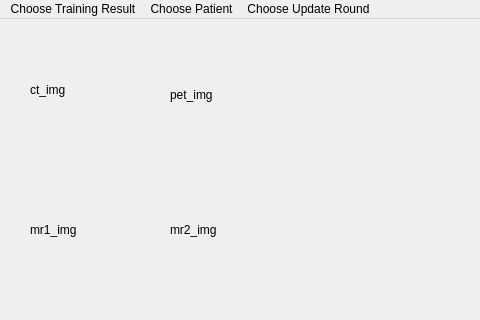
First picture: the form in py_code/main_window.ui, repository BBQtime/iDL_3d, before the edit; both pictures show x 0 to 480 and y 0 to 320 of the 908 by 851 pixel window.
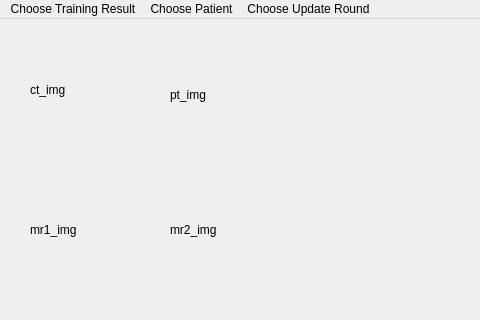
Second picture: the form after the edit.

Patch:
```diff
--- a/py_code/main_window.ui
+++ b/py_code/main_window.ui
@@ -37,7 +37,7 @@
      </rect>
     </property>
     <property name="text">
-     <string>pet_img</string>
+     <string>pt_img</string>
     </property>
    </widget>
    <widget class="QLabel" name="_img_frame_mrt1">
```
Left out of the diff: 2 changed lines with no effect on the pictures.
